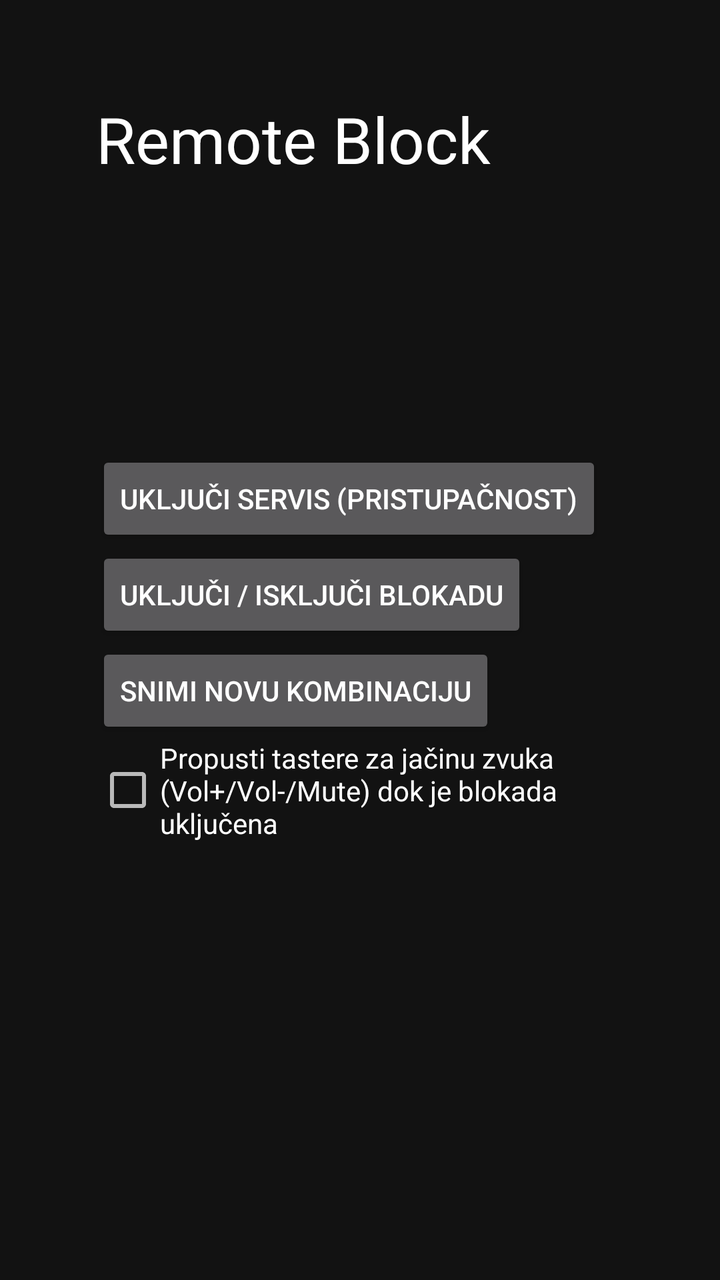
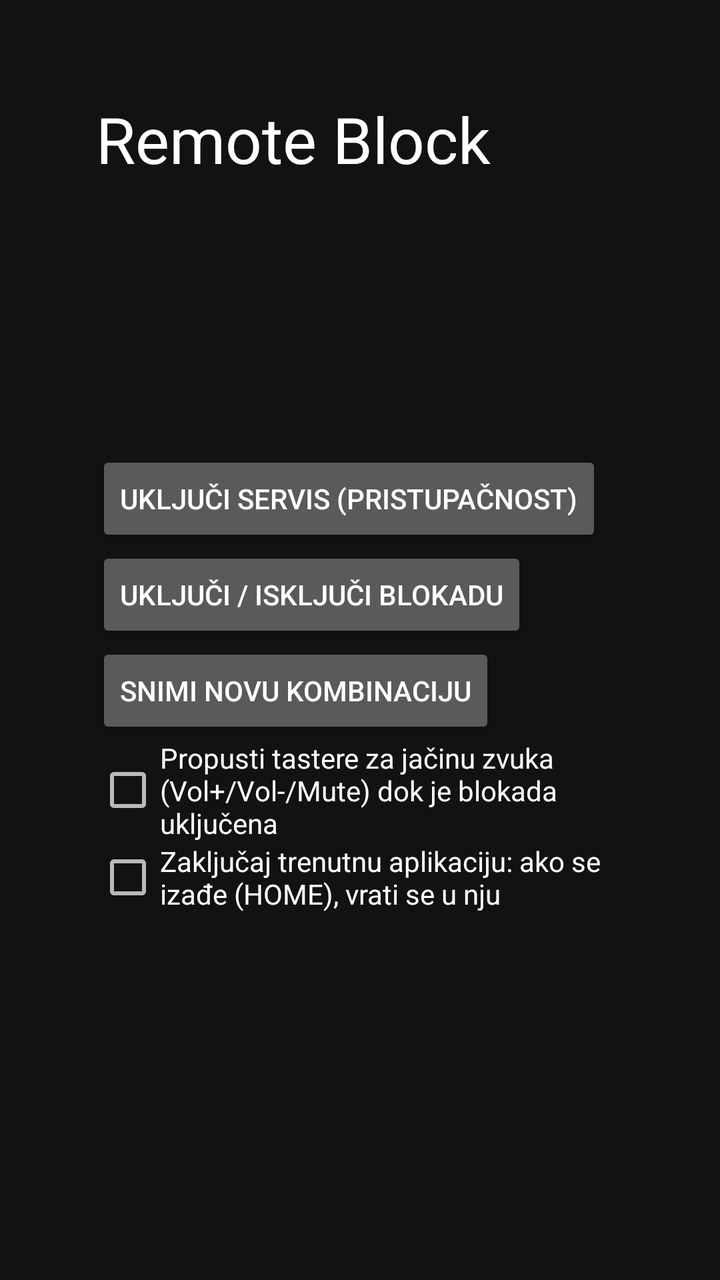

An Android layout rendered at two revisions. The XML below is the earlier revision; the diff shows what the commit changed to produce the second picture.
<!-- AndroidManifest.xml: application theme AppTheme -->
<!-- res/layout/activity_main.xml -->
<?xml version="1.0" encoding="utf-8"?>
<ScrollView xmlns:android="http://schemas.android.com/apk/res/android"
    android:layout_width="match_parent" android:layout_height="match_parent"
    android:background="#FF121212" android:fillViewport="true">

    <LinearLayout
        android:layout_width="match_parent" android:layout_height="wrap_content"
        android:orientation="vertical" android:padding="48dp">

        <TextView android:layout_width="wrap_content" android:layout_height="wrap_content"
            android:text="Remote Block" android:textColor="#FFFFFFFF" android:textSize="32sp" />

        <TextView android:id="@+id/serviceStatus"
            android:layout_width="wrap_content" android:layout_height="wrap_content"
            android:layout_marginTop="16dp" android:textSize="20sp" />

        <TextView android:id="@+id/blockStatus"
            android:layout_width="wrap_content" android:layout_height="wrap_content"
            android:layout_marginTop="8dp" android:textSize="20sp" />

        <TextView android:id="@+id/comboText"
            android:layout_width="wrap_content" android:layout_height="wrap_content"
            android:layout_marginTop="8dp" android:textColor="#FFBBBBBB" android:textSize="18sp" />

        <Button android:id="@+id/btnAccess"
            android:layout_width="wrap_content" android:layout_height="wrap_content"
            android:layout_marginTop="24dp" android:text="Uključi servis (Pristupačnost)" />

        <Button android:id="@+id/btnToggle"
            android:layout_width="wrap_content" android:layout_height="wrap_content"
            android:text="Uključi / isključi blokadu" />

        <Button android:id="@+id/btnRecord"
            android:layout_width="wrap_content" android:layout_height="wrap_content"
            android:text="Snimi novu kombinaciju" />

        <CheckBox android:id="@+id/chkVolume"
            android:layout_width="wrap_content" android:layout_height="wrap_content"
            android:text="Propusti tastere za jačinu zvuka (Vol+/Vol-/Mute) dok je blokada uključena"
            android:textColor="#FFFFFFFF" />

        <TextView android:id="@+id/hint"
            android:layout_width="wrap_content" android:layout_height="wrap_content"
            android:layout_marginTop="24dp" android:textColor="#FF888888" android:textSize="16sp" />
    </LinearLayout>
</ScrollView>
<!-- resources referenced by this layout -->
<resources>
  <style name="AppTheme" parent="@android:style/Theme.Material.NoActionBar" />
</resources>

<!-- the commit's change to res/layout/activity_main.xml (unified diff, before → after) -->
@@ -39,6 +39,11 @@
             android:text="Propusti tastere za jačinu zvuka (Vol+/Vol-/Mute) dok je blokada uključena"
             android:textColor="#FFFFFFFF" />
 
+        <CheckBox android:id="@+id/chkLock"
+            android:layout_width="wrap_content" android:layout_height="wrap_content"
+            android:text="Zaključaj trenutnu aplikaciju: ako se izađe (HOME), vrati se u nju"
+            android:textColor="#FFFFFFFF" />
+
         <TextView android:id="@+id/hint"
             android:layout_width="wrap_content" android:layout_height="wrap_content"
             android:layout_marginTop="24dp" android:textColor="#FF888888" android:textSize="16sp" />
